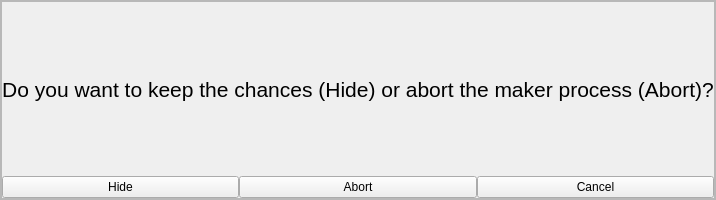
First picture: the form in plugins/SkyCultureMaker/src/gui/scmHideOrAbortMakerDialog.ui, repository Stellarium/stellarium, before the edit.
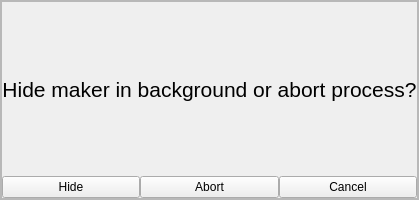
Second picture: the form after the edit. Custom widgets are drawn as their Qt base class.

Commit message: feat: hiding, aborting maker process (#100, #108)

The edit to the form file:
```diff
--- a/plugins/SkyCultureMaker/src/gui/scmHideOrAbortMakerDialog.ui
+++ b/plugins/SkyCultureMaker/src/gui/scmHideOrAbortMakerDialog.ui
@@ -104,7 +104,7 @@
               </font>
              </property>
              <property name="text">
-              <string>Do you want to keep the chances (Hide) or abort the maker process (Abort)?</string>
+              <string>Hide maker in background or abort process?</string>
              </property>
              <property name="alignment">
               <set>Qt::AlignCenter</set>
```
The commit also changes 10 other files.
